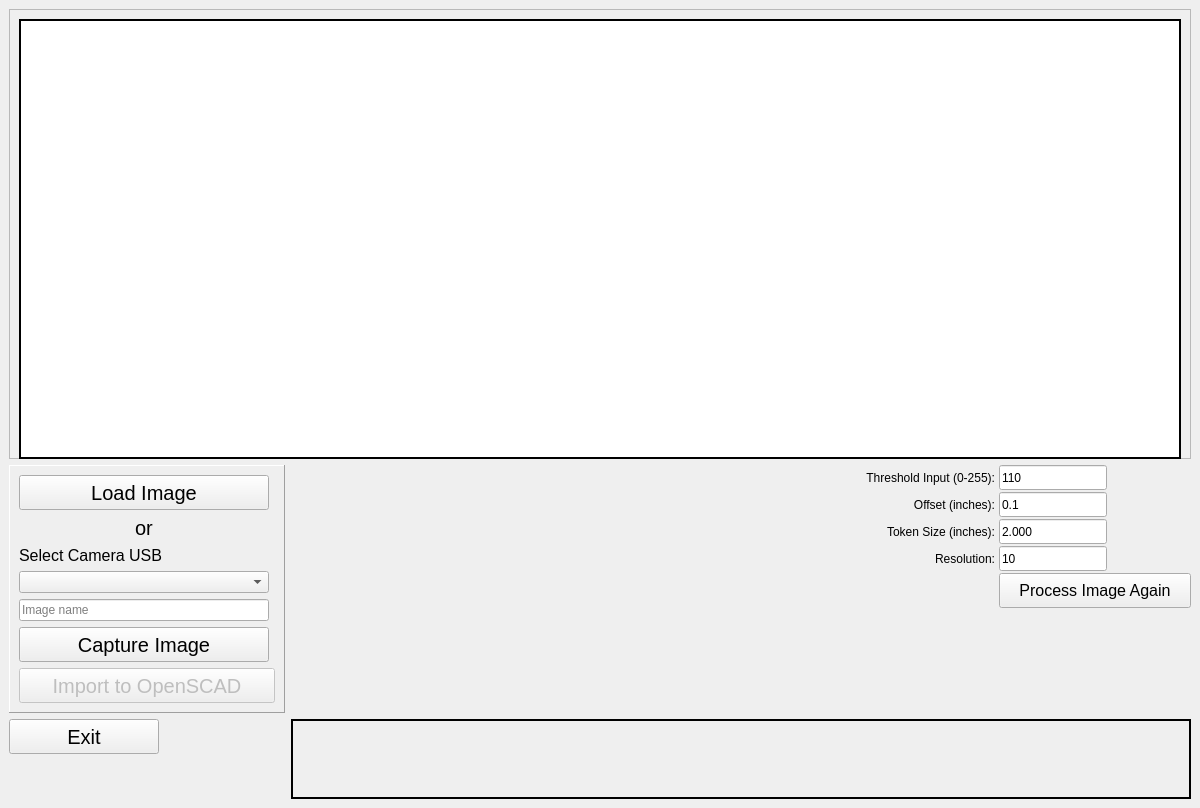
Old version of the form src/ui.ui in the repository tkubic/GridfinityShadowMaker.
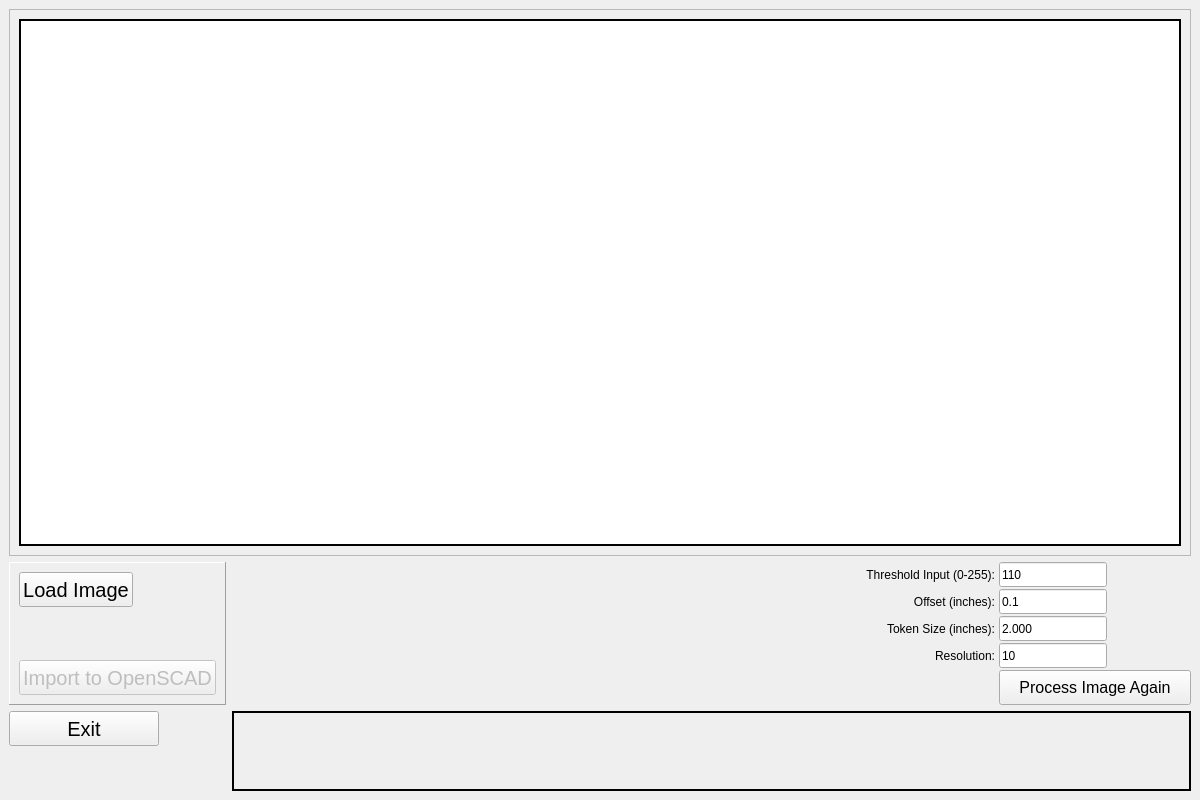
New version of the form.

Commit message:
removed capture image
capture image was buggy and far inferior to native built in camera apps. Users prefer to snap photos and crop using native system tools such as windows Camera app and Paint

The edit to the form file:
```diff
--- a/src/ui.ui
+++ b/src/ui.ui
@@ -85,25 +85,7 @@
        <enum>QFrame::Shadow::Raised</enum>
       </property>
       <layout class="QGridLayout" name="gridLayout_3">
-       <item row="6" column="0">
-        <widget class="QPushButton" name="camera_pushButton">
-         <property name="minimumSize">
-          <size>
-           <width>0</width>
-           <height>35</height>
-          </size>
-         </property>
-         <property name="font">
-          <font>
-           <pointsize>15</pointsize>
-          </font>
-         </property>
-         <property name="text">
-          <string>Capture Image</string>
-         </property>
-        </widget>
-       </item>
-       <item row="2" column="0">
+       <item row="1" column="0">
         <spacer name="verticalSpacer_2">
          <property name="orientation">
           <enum>Qt::Orientation::Vertical</enum>
@@ -116,30 +98,25 @@
          </property>
         </spacer>
        </item>
-       <item row="4" column="0">
-        <widget class="QComboBox" name="comboBox">
+       <item row="0" column="0">
+        <widget class="QPushButton" name="load_button">
          <property name="minimumSize">
           <size>
-           <width>250</width>
-           <height>0</height>
+           <width>0</width>
+           <height>35</height>
           </size>
          </property>
+         <property name="font">
+          <font>
+           <pointsize>15</pointsize>
+          </font>
+         </property>
+         <property name="text">
+          <string>Load Image</string>
+         </property>
         </widget>
        </item>
-       <item row="7" column="0">
-        <spacer name="verticalSpacer">
-         <property name="orientation">
-          <enum>Qt::Orientation::Vertical</enum>
-         </property>
-         <property name="sizeHint" stdset="0">
-          <size>
-           <width>20</width>
-           <height>40</height>
-          </size>
-         </property>
-        </spacer>
-       </item>
-       <item row="9" column="0" colspan="2">
+       <item row="3" column="0" colspan="2">
         <widget class="QPushButton" name="import_button">
          <property name="enabled">
           <bool>false</bool>
@@ -160,74 +137,6 @@
          </property>
         </widget>
        </item>
-       <item row="0" column="0">
-        <widget class="QPushButton" name="load_button">
-         <property name="minimumSize">
-          <size>
-           <width>0</width>
-           <height>35</height>
-          </size>
-         </property>
-         <property name="font">
-          <font>
-           <pointsize>15</pointsize>
-          </font>
-         </property>
-         <property name="text">
-          <string>Load Image</string>
-         </property>
-        </widget>
-       </item>
-       <item row="3" column="0">
-        <widget class="QLabel" name="label_2">
-         <property name="font">
-          <font>
-           <pointsize>12</pointsize>
-          </font>
-         </property>
-         <property name="text">
-          <string>Select Camera USB</string>
-         </property>
-        </widget>
-       </item>
-       <item row="1" column="0">
-        <widget class="QLabel" name="label">
-         <property name="sizePolicy">
-          <sizepolicy hsizetype="Preferred" vsizetype="Minimum">
-           <horstretch>0</horstretch>
-           <verstretch>0</verstretch>
-          </sizepolicy>
-         </property>
-         <property name="font">
-          <font>
-           <pointsize>15</pointsize>
-           <bold>false</bold>
-          </font>
-         </property>
-         <property name="text">
-          <string>or</string>
-         </property>
-         <property name="alignment">
-          <set>Qt::AlignmentFlag::AlignCenter</set>
-         </property>
-        </widget>
-       </item>
-       <item row="5" column="0">
-        <widget class="QLineEdit" name="image_name">
-         <property name="inputMask">
-          <string/>
-         </property>
-         <property name="text">
-          <string/>
-         </property>
-         <property name="maxLength">
-          <number>30</number>
-         </property>
-         <property name="placeholderText">
-          <string>Image name</string>
-         </property>
-        </widget>
-       </item>
       </layout>
      </widget>
     </item>
```
The commit also changes 12 other files.
